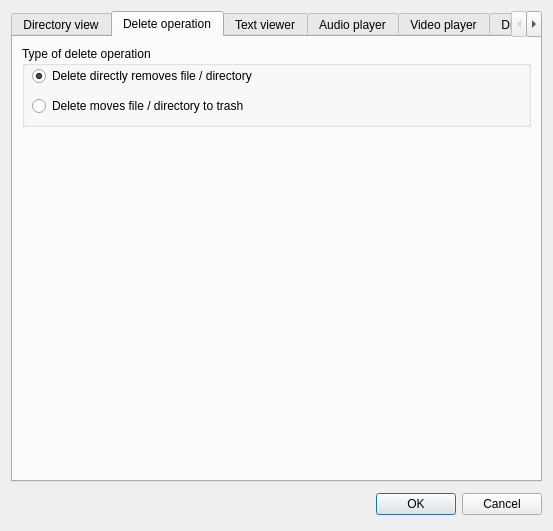
Above: settingsdialog.ui from striezel/qt-commander before the change. Below: the same form after it.
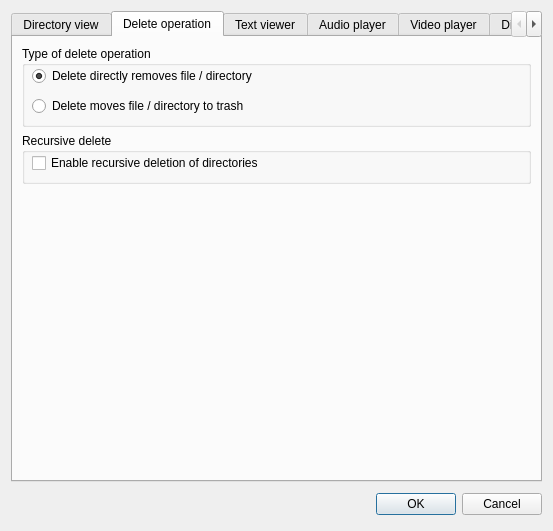
That is the form after the change. The open tabs and pages were chosen to show the change. Icons and pictures are not drawn.

Commit message:
add possibility to recursively delete directories
There's now a new setting which enables recursive deletion of a
directory. However, this kind of deletion may take some time for
larger directory trees, and now progress for that is shown yet.
That may change in a later version of qt-commander.

Diff of the .ui file:
```diff
--- a/settingsdialog.ui
+++ b/settingsdialog.ui
@@ -357,6 +357,38 @@
        <string>Delete operation</string>
       </attribute>
       <layout class="QGridLayout" name="gridLayoutTabDeleteOperation">
+       <item row="1" column="0">
+        <widget class="QGroupBox" name="groupBoxRecursiveDelete">
+         <property name="minimumSize">
+          <size>
+           <width>501</width>
+           <height>51</height>
+          </size>
+         </property>
+         <property name="title">
+          <string>Recursive delete</string>
+         </property>
+         <widget class="QCheckBox" name="cbEnableRecursiveDelete">
+          <property name="geometry">
+           <rect>
+            <x>10</x>
+            <y>20</y>
+            <width>481</width>
+            <height>20</height>
+           </rect>
+          </property>
+          <property name="minimumSize">
+           <size>
+            <width>481</width>
+            <height>20</height>
+           </size>
+          </property>
+          <property name="text">
+           <string>Enable recursive deletion of directories</string>
+          </property>
+         </widget>
+        </widget>
+       </item>
        <item row="0" column="0">
         <widget class="QGroupBox" name="groupBoxDeleteOperation">
          <property name="minimumSize">
@@ -411,7 +443,7 @@
          </widget>
         </widget>
        </item>
-       <item row="1" column="0">
+       <item row="2" column="0">
         <spacer name="verticalSpacerTabDeleteOperation">
          <property name="orientation">
           <enum>Qt::Vertical</enum>
```
The commit also changes 8 other files.
